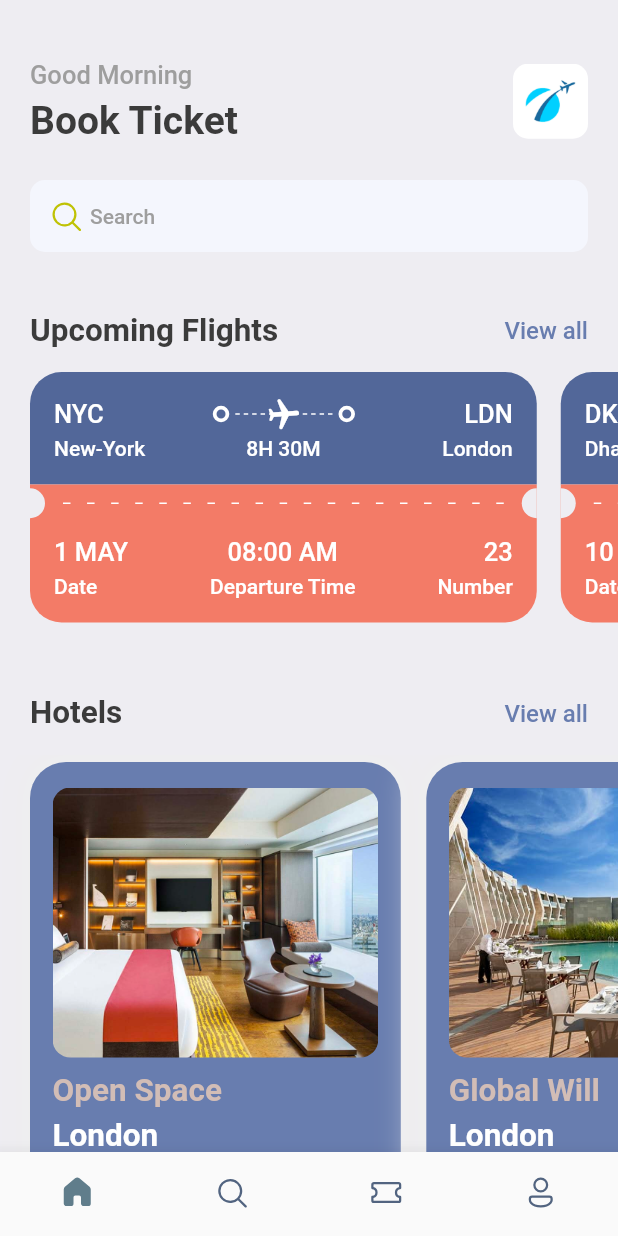
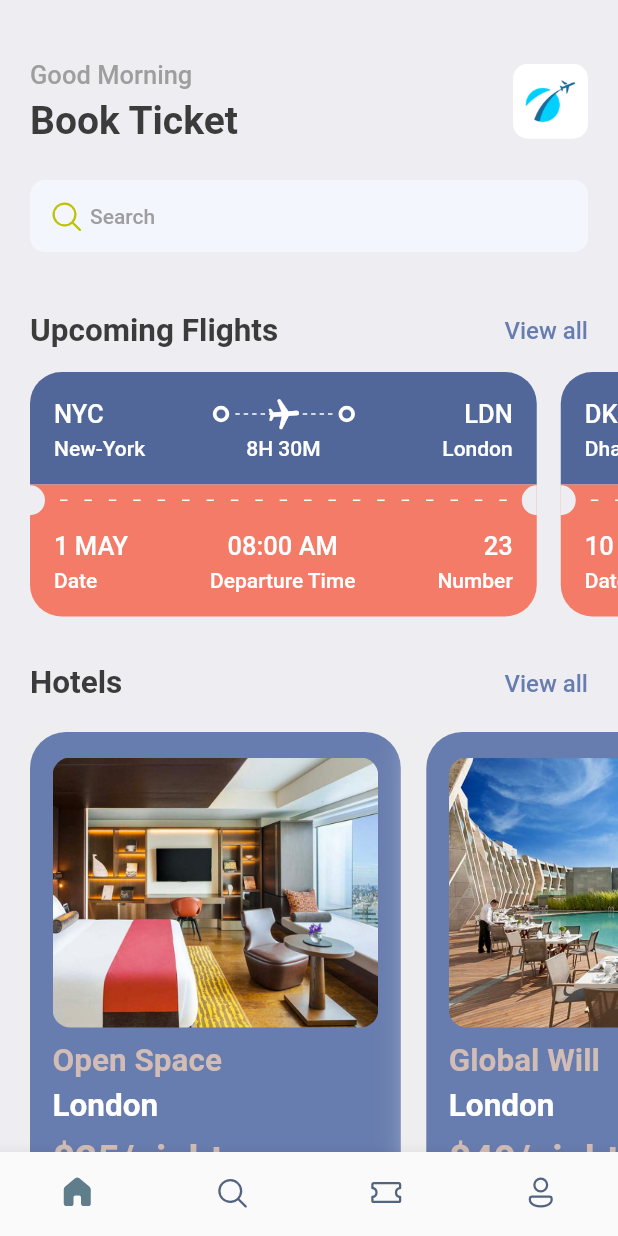
Before and after one commit to nerdychamp/fltr-ticket-booking-app, a Flutter app: the screen it shows after launch, on a phone screen of 412 x 824 dp. Run offline on Flutter 3.47's test engine with Material 2 defaults, Android fonts, the phone set to English and light mode, and no system bars; our stand-ins replace fluentui_icons, gap, get.

Commit message:
refactor: using Get package for dynamic height and width

```diff
--- a/lib/screens/hotel_card.dart
+++ b/lib/screens/hotel_card.dart
@@ -20,7 +20,7 @@ class HotelCard extends StatelessWidget {
 
     return Container(
       width: size.width * 0.6,
-      height: 350,
+      height: AppLayout.getHeight(350),
       padding: const EdgeInsets.symmetric(horizontal: 15, vertical: 17),
       margin: const EdgeInsets.only(right: 17, top: 5, bottom: 15),
       decoration: BoxDecoration(
@@ -38,10 +38,10 @@ class HotelCard extends StatelessWidget {
         crossAxisAlignment: CrossAxisAlignment.start,
         children: [
           Container(
-            height: 180,
+            height: AppLayout.getHeight(180),
             decoration: BoxDecoration(
               color: primaryColor,
-              borderRadius: BorderRadius.circular(12),
+              borderRadius: BorderRadius.circular(AppLayout.getHeight(12)),
               image: DecorationImage(
                 image: AssetImage("assets/images/${hotel['image']}"),
                 fit: BoxFit.cover,
--- a/lib/screens/ticket_view.dart
+++ b/lib/screens/ticket_view.dart
@@ -23,21 +23,21 @@ class TicketView extends StatelessWidget {
      */
     return Container(
       // we can use Container widget as well instead of SizedBox
-      margin: const EdgeInsets.only(right: 16),
+      margin: EdgeInsets.only(right: AppLayout.getWidth(16)),
       width: size.width * 0.82,
-      height: 200,
+      height: AppLayout.getHeight(180),
       child: Column(
         children: [
           /*
             blue container
            */
           Container(
-            padding: const EdgeInsets.all(16),
+            padding: EdgeInsets.all(AppLayout.getHeight(16)),
             decoration: BoxDecoration(
               color: Styles.blueColor,
-              borderRadius: const BorderRadius.only(
-                topLeft: Radius.circular(21),
-                topRight: Radius.circular(21),
+              borderRadius: BorderRadius.only(
+                topLeft: Radius.circular(AppLayout.getWidth(21)),
+                topRight: Radius.circular(AppLayout.getWidth(21)),
               ),
             ),
             child: Column(
@@ -55,7 +55,7 @@ class TicketView extends StatelessWidget {
                       child: Stack(
                         children: [
                           SizedBox(
-                            height: 24,
+                            height: AppLayout.getHeight(24),
                             child: LayoutBuilder(
                               builder: (
                                 BuildContext context,
@@ -73,10 +73,10 @@ class TicketView extends StatelessWidget {
                                     mainAxisSize: MainAxisSize.max,
                                     children: List.generate(
                                       dots,
-                                      (index) => const SizedBox(
-                                        width: 3,
-                                        height: 1,
-                                        child: DecoratedBox(
+                                      (index) => SizedBox(
+                                        width: AppLayout.getWidth(3),
+                                        height: AppLayout.getHeight(1),
+                                        child: const DecoratedBox(
                                             decoration: BoxDecoration(
                                                 color: Colors.white)),
                                       ),
@@ -111,7 +111,7 @@ class TicketView extends StatelessWidget {
                   mainAxisAlignment: MainAxisAlignment.spaceBetween,
                   children: [
                     SizedBox(
-                      width: 100,
+                      width: AppLayout.getWidth(100),
                       child: Text(
                         ticket['from']['name'],
                         style: headline4White,
@@ -122,7 +122,7 @@ class TicketView extends StatelessWidget {
                       style: headline4White,
                     ),
                     SizedBox(
-                      width: 100,
+                      width: AppLayout.getWidth(100),
                       child: Text(
                         ticket['to']['name'],
                         textAlign: TextAlign.end,
@@ -142,21 +142,25 @@ class TicketView extends StatelessWidget {
             child: Row(
               children: [
                 SizedBox(
-                  width: 10,
-                  height: 20,
+                  width: AppLayout.getWidth(10),
+                  height: AppLayout.getHeight(20),
                   child: DecoratedBox(
                     decoration: BoxDecoration(
                       color: Styles.bgColor,
-                      borderRadius: const BorderRadius.only(
-                        topRight: Radius.circular(10),
-                        bottomRight: Radius.circular(10),
+                      borderRadius: BorderRadius.only(
+                        topRight: Radius.circular(AppLayout.getHeight(10)),
+                        bottomRight: Radius.circular(AppLayout.getHeight(10)),
                       ),
                     ),
                   ),
                 ),
+
+                /*
+                  Doted lines
+                 */
                 Expanded(
                   child: Padding(
-                    padding: const EdgeInsets.all(12.0),
+                    padding: EdgeInsets.all(AppLayout.getHeight(10)),
                     child: LayoutBuilder(
                       builder:
                           (BuildContext context, BoxConstraints constraints) {
@@ -168,10 +172,10 @@ class TicketView extends StatelessWidget {
                           mainAxisSize: MainAxisSize.max,
                           children: List.generate(
                             dash,
-                            (index) => const SizedBox(
-                              width: 5,
-                              height: 1,
-                              child: DecoratedBox(
+                            (index) => SizedBox(
+                              width: AppLayout.getWidth(5),
+                              height: AppLayout.getHeight(1),
+                              child: const DecoratedBox(
                                 decoration: BoxDecoration(color: Colors.white),
                               ),
                             ),
@@ -182,14 +186,14 @@ class TicketView extends StatelessWidget {
                   ),
                 ),
                 SizedBox(
-                  width: 10,
-                  height: 20,
+                  width: AppLayout.getWidth(10),
+                  height: AppLayout.getHeight(20),
                   child: DecoratedBox(
                     decoration: BoxDecoration(
                       color: Styles.bgColor,
-                      borderRadius: const BorderRadius.only(
-                        topLeft: Radius.circular(10),
-                        bottomLeft: Radius.circular(10),
+                      borderRadius: BorderRadius.only(
+                        topLeft: Radius.circular(AppLayout.getHeight(10)),
+                        bottomLeft: Radius.circular(AppLayout.getHeight(10)),
                       ),
                     ),
                   ),
@@ -204,9 +208,9 @@ class TicketView extends StatelessWidget {
             padding: const EdgeInsets.fromLTRB(16, 10, 16, 16),
             decoration: BoxDecoration(
               color: Styles.orangeColor,
-              borderRadius: const BorderRadius.only(
-                bottomLeft: Radius.circular(21),
-                bottomRight: Radius.circular(21),
+              borderRadius: BorderRadius.only(
+                bottomLeft: Radius.circular(AppLayout.getHeight(21)),
+                bottomRight: Radius.circular(AppLayout.getHeight(21)),
               ),
             ),
             child: Row(
--- a/lib/utils/app_layout.dart
+++ b/lib/utils/app_layout.dart
@@ -1,7 +1,21 @@
 import 'package:flutter/material.dart';
+import 'package:get/get.dart';
 
 class AppLayout {
   static Size getSize(BuildContext context) {
     return MediaQuery.of(context).size;
   }
+
+  static double getScreenHeight() => Get.height;
+  static double getScreenWidth() => Get.width;
+
+  static getHeight(double pixels) {
+    double x = getScreenHeight() / pixels;
+    return getScreenHeight() / x;
+  }
+
+  static getWidth(double pixels) {
+    double x = getScreenWidth() / pixels;
+    return getScreenWidth() / x;
+  }
 }
--- a/pubspec.yaml
+++ b/pubspec.yaml
@@ -37,6 +37,7 @@ dependencies:
   cupertino_icons: ^1.0.2
   fluentui_icons: ^1.0.0
   gap: ^2.0.0
+  get: ^4.6.5
 
 dev_dependencies:
   flutter_test:
```
Also changed, not shown: pubspec.lock.
